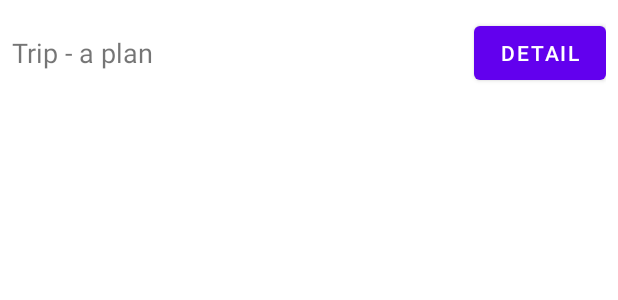
After one commit to bartoszszostakiewicz/Easy_travel, an Android app: the layout trip_plan_element.xml on its own in the app's theme, with its tools: preview values and no code run, on a phone screen of 412 x 824 dp. The commit adds this screen. Shown: the top 300 px of the screen. Run offline under Robolectric (Android 15) with nearby library versions, the phone set to English and light mode, and no system bars.

Commit message:
Tworzenie strony planów wycieczki

```diff
--- a/Easy_Travel/app/build.gradle
+++ b/Easy_Travel/app/build.gradle
@@ -1,6 +1,7 @@
 plugins {
     id 'com.android.application'
     id 'org.jetbrains.kotlin.android'
+    id 'kotlin-android-extensions'
 }
 
 android {
@@ -41,6 +42,7 @@ dependencies {
     androidTestImplementation 'androidx.test.ext:junit:1.1.4'
     androidTestImplementation 'androidx.test.espresso:espresso-core:3.5.0'
 
+    implementation 'com.google.android.material:material:1.3.0-alpha02'
     // BAZA DANYCH DO "baza_test.kt"
     // implementation 'com.microsoft.sqlserver:mssql-jdbc:6.1.0.jre7'
 }
--- /dev/null
+++ b/Easy_Travel/app/src/main/res/layout/trip_plan_element.xml
@@ -0,0 +1,29 @@
+<?xml version="1.0" encoding="utf-8"?>
+<androidx.constraintlayout.widget.ConstraintLayout xmlns:android="http://schemas.android.com/apk/res/android"
+    xmlns:app="http://schemas.android.com/apk/res-auto"
+    xmlns:tools="http://schemas.android.com/tools"
+    android:layout_width="match_parent"
+    android:layout_height="70dp"
+    android:paddingStart="8dp"
+    android:paddingEnd="8dp">
+
+    <TextView
+        android:id="@+id/tripTitle"
+        android:layout_width="0dp"
+        android:layout_height="wrap_content"
+        android:text="Trip - a plan"
+        android:textSize="18sp"
+        app:layout_constraintBottom_toBottomOf="parent"
+        app:layout_constraintEnd_toStartOf="@+id/detailButton"
+        app:layout_constraintStart_toStartOf="parent"
+        app:layout_constraintTop_toTopOf="parent" />
+
+    <Button
+        android:id="@+id/detailButton"
+        android:layout_width="wrap_content"
+        android:layout_height="wrap_content"
+        android:text="Detail"
+        app:layout_constraintBottom_toBottomOf="parent"
+        app:layout_constraintEnd_toEndOf="parent"
+        app:layout_constraintTop_toTopOf="parent" />
+</androidx.constraintlayout.widget.ConstraintLayout>
```
Also changed, not shown: Easy_Travel/app/src/main/java/com/example/easy_travel/MainActivity.kt (+33 -0 lines), Easy_Travel/app/src/main/java/com/example/easy_travel/TripActive.kt (added, +59 -0 lines), Easy_Travel/app/src/main/java/com/example/easy_travel/TripCell.kt (added, +7 -0 lines), Easy_Travel/app/src/main/res/layout/trip_plan.xml (added, +27 -0 lines).
